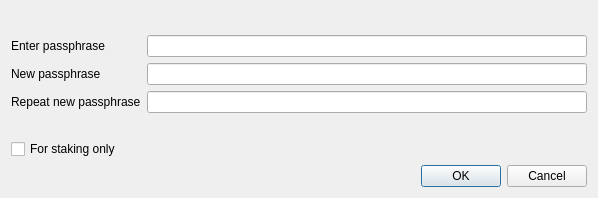
Qt form src/qt/forms/askpassphrasedialog.ui (wizadr/DiminutiveCoin) before a commit.
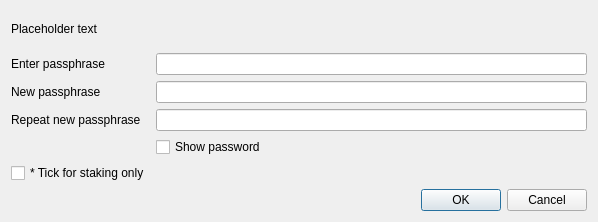
The same form after that commit.

What changed in the file:
```diff
--- a/src/qt/forms/askpassphrasedialog.ui
+++ b/src/qt/forms/askpassphrasedialog.ui
@@ -7,7 +7,7 @@
     <x>0</x>
     <y>0</y>
     <width>598</width>
-    <height>198</height>
+    <height>222</height>
    </rect>
   </property>
   <property name="sizePolicy">
@@ -26,8 +26,14 @@
    <string>Passphrase Dialog</string>
   </property>
   <layout class="QVBoxLayout" name="verticalLayout">
+   <property name="sizeConstraint">
+    <enum>QLayout::SetMinimumSize</enum>
+   </property>
    <item>
     <widget class="QLabel" name="warningLabel">
+     <property name="text">
+      <string notr="true">Placeholder text</string>
+     </property>
      <property name="textFormat">
       <enum>Qt::RichText</enum>
      </property>
@@ -38,6 +44,9 @@
    </item>
    <item>
     <layout class="QFormLayout" name="formLayout">
+     <property name="sizeConstraint">
+      <enum>QLayout::SetMinimumSize</enum>
+     </property>
      <property name="fieldGrowthPolicy">
       <enum>QFormLayout::AllNonFixedFieldsGrow</enum>
      </property>
@@ -84,6 +93,13 @@
       </widget>
      </item>
      <item row="3" column="1">
+      <widget class="QCheckBox" name="toggleShowPasswordButton">
+       <property name="text">
+        <string>Show password</string>
+       </property>
+      </widget>
+     </item>
+     <item row="4" column="1">
       <widget class="QLabel" name="capsLabel">
        <property name="font">
         <font>
@@ -101,20 +117,8 @@
      </item>
      <item row="4" column="0">
       <widget class="QCheckBox" name="stakingCheckBox">
-       <property name="enabled">
-        <bool>true</bool>
-       </property>
-       <property name="visible">
-        <bool>true</bool>
-       </property>
-       <property name="toolTip">
-        <string>Serves to disable the trivial sendmoney when OS account compromised. Provides no real security.</string>
-       </property>
        <property name="text">
-        <string>For staking only</string>
-       </property>
-       <property name="visible">
-        <bool>true</bool>
+        <string>* Tick for staking only</string>
        </property>
       </widget>
      </item>
```
Left out of the diff: 16 changed lines with no effect on the pictures.
